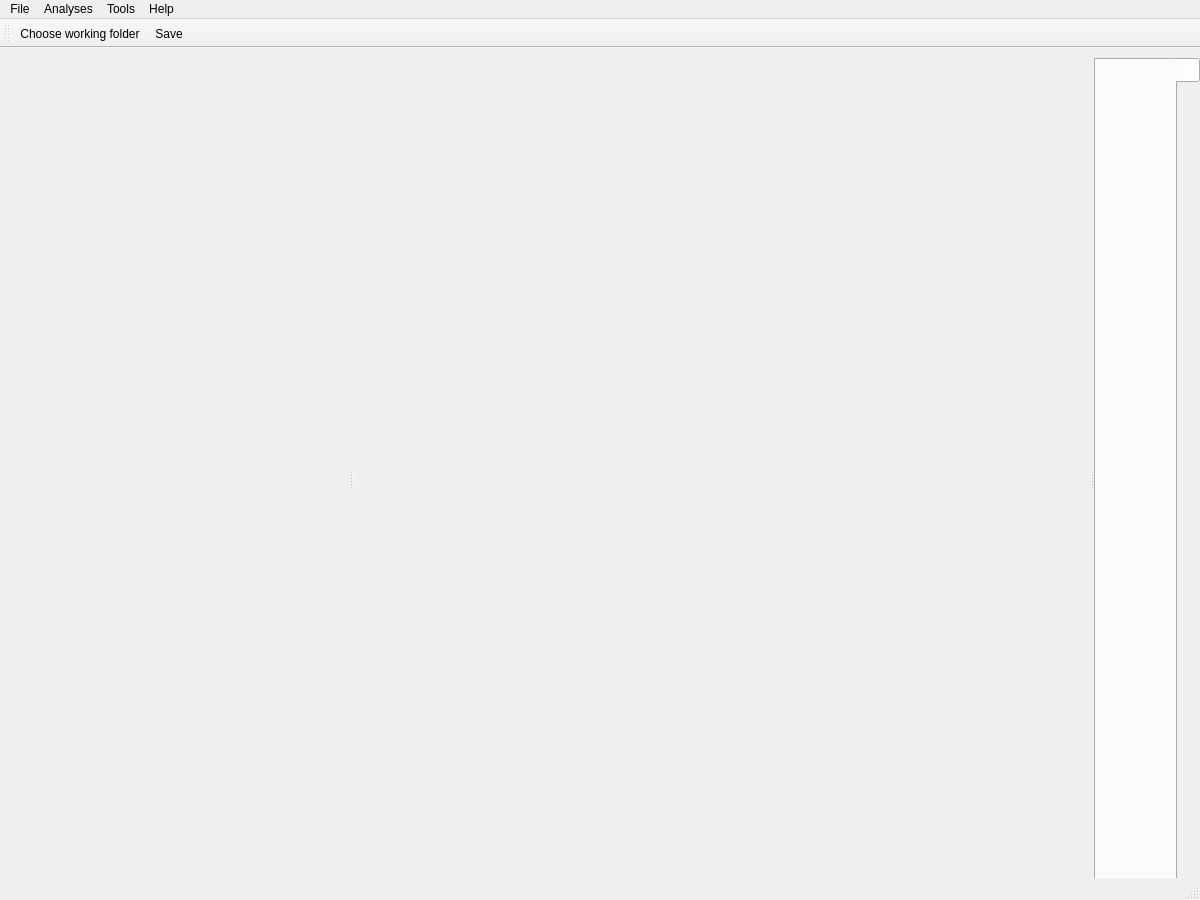
The window that gui/ecosongs.ui (Vin985/ecosongs) describes before a commit, drawn with Qt 5.
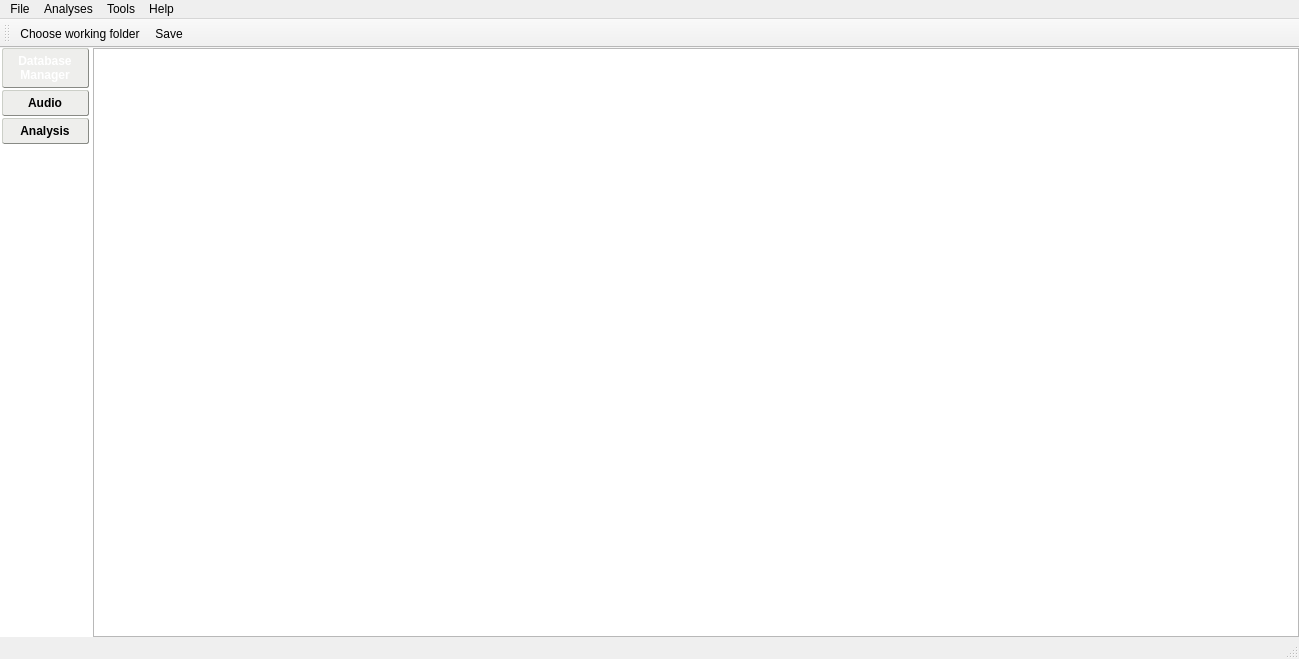
The same window after the commit. Icons and pictures are not drawn.

```diff
--- a/gui/ecosongs.ui
+++ b/gui/ecosongs.ui
@@ -6,109 +6,348 @@
    <rect>
     <x>0</x>
     <y>0</y>
-    <width>1200</width>
-    <height>900</height>
+    <width>1299</width>
+    <height>659</height>
    </rect>
   </property>
+  <property name="sizePolicy">
+   <sizepolicy hsizetype="Expanding" vsizetype="Expanding">
+    <horstretch>0</horstretch>
+    <verstretch>0</verstretch>
+   </sizepolicy>
+  </property>
   <property name="windowTitle">
    <string>MainWindow</string>
   </property>
   <widget class="QWidget" name="centralwidget">
-   <widget class="QSplitter" name="splitter">
-    <property name="geometry">
-     <rect>
-      <x>-20</x>
-      <y>10</y>
-      <width>1221</width>
-      <height>841</height>
-     </rect>
+   <property name="sizePolicy">
+    <sizepolicy hsizetype="Preferred" vsizetype="Preferred">
+     <horstretch>0</horstretch>
+     <verstretch>0</verstretch>
+    </sizepolicy>
+   </property>
+   <property name="autoFillBackground">
+    <bool>true</bool>
+   </property>
+   <layout class="QHBoxLayout" name="horizontalLayout">
+    <property name="spacing">
+     <number>0</number>
     </property>
-    <property name="orientation">
-     <enum>Qt::Horizontal</enum>
+    <property name="leftMargin">
+     <number>0</number>
     </property>
-    <widget class="QWidget" name="left_panel" native="true">
-     <property name="sizePolicy">
-      <sizepolicy hsizetype="Preferred" vsizetype="Preferred">
-       <horstretch>1</horstretch>
-       <verstretch>0</verstretch>
-      </sizepolicy>
-     </property>
-    </widget>
-    <widget class="QWidget" name="center_panel" native="true">
-     <property name="sizePolicy">
-      <sizepolicy hsizetype="Preferred" vsizetype="Preferred">
-       <horstretch>2</horstretch>
-       <verstretch>0</verstretch>
-      </sizepolicy>
-     </property>
-    </widget>
-    <widget class="QTabWidget" name="right_panel">
-     <property name="sizePolicy">
-      <sizepolicy hsizetype="Preferred" vsizetype="Preferred">
-       <horstretch>1</horstretch>
-       <verstretch>0</verstretch>
-      </sizepolicy>
-     </property>
-     <property name="toolTip">
-      <string>&lt;html&gt;&lt;head/&gt;&lt;body&gt;&lt;p&gt;Action bar&lt;/p&gt;&lt;/body&gt;&lt;/html&gt;</string>
-     </property>
-     <property name="tabPosition">
-      <enum>QTabWidget::East</enum>
-     </property>
-     <widget class="QWidget" name="right_panelPage1" native="true">
-      <attribute name="title">
-       <string/>
-      </attribute>
+    <property name="topMargin">
+     <number>0</number>
+    </property>
+    <property name="rightMargin">
+     <number>0</number>
+    </property>
+    <property name="bottomMargin">
+     <number>0</number>
+    </property>
+    <item>
+     <widget class="QListWidget" name="sidebar">
+      <property name="enabled">
+       <bool>true</bool>
+      </property>
+      <property name="sizePolicy">
+       <sizepolicy hsizetype="Maximum" vsizetype="Expanding">
+        <horstretch>0</horstretch>
+        <verstretch>0</verstretch>
+       </sizepolicy>
+      </property>
+      <property name="maximumSize">
+       <size>
+        <width>93</width>
+        <height>16777215</height>
+       </size>
+      </property>
+      <property name="font">
+       <font>
+        <weight>75</weight>
+        <bold>true</bold>
+       </font>
+      </property>
+      <property name="autoFillBackground">
+       <bool>false</bool>
+      </property>
+      <property name="styleSheet">
+       <string notr="true">QListView{
+  	show-decoration-selected: 1; 
+	outline:none;
+}
+QListView::item {
+	border: 1 outset rgb(136, 138, 133);
+	border-radius: 2;
+	background-color: rgb(238, 238, 236);
+	padding: 5 5 5 5;
+	margin:0 2 2 2;
+	width:75;
+/*background-color:blue;*/
+}
+
+
+QListView::item:selected:!active {
+    background: qlineargradient(x1: 0, y1: 0, x2: 0, y2: 1,
+                                stop: 0 #ABAFE5, stop: 1 #8588B2);
+}
+
+QListView::item:selected:active {
+    background: qlineargradient(x1: 0, y1: 0, x2: 0, y2: 1,
+                                stop: 0 #6a6ea9, stop: 1 #888dd9);
+	selection-background-color: green;
+}
+
+QListView::item:hover {
+    background: qlineargradient(x1: 0, y1: 0, x2: 0, y2: 1,
+                                stop: 0 #FAFBFE, stop: 1 #DCDEF1);
+}
+
+QListView::text:selected {
+    border:none;
+}</string>
+      </property>
+      <property name="frameShape">
+       <enum>QFrame::NoFrame</enum>
+      </property>
+      <property name="lineWidth">
+       <number>0</number>
+      </property>
+      <property name="horizontalScrollBarPolicy">
+       <enum>Qt::ScrollBarAlwaysOff</enum>
+      </property>
+      <property name="sizeAdjustPolicy">
+       <enum>QAbstractScrollArea::AdjustToContents</enum>
+      </property>
+      <property name="showDropIndicator" stdset="0">
+       <bool>false</bool>
+      </property>
+      <property name="selectionBehavior">
+       <enum>QAbstractItemView::SelectRows</enum>
+      </property>
+      <property name="iconSize">
+       <size>
+        <width>48</width>
+        <height>48</height>
+       </size>
+      </property>
+      <property name="flow">
+       <enum>QListView::TopToBottom</enum>
+      </property>
+      <property name="viewMode">
+       <enum>QListView::IconMode</enum>
+      </property>
+      <property name="wordWrap">
+       <bool>true</bool>
+      </property>
+      <property name="currentRow">
+       <number>0</number>
+      </property>
+      <item>
+       <property name="text">
+        <string>Database Manager</string>
+       </property>
+       <property name="font">
+        <font>
+         <weight>75</weight>
+         <bold>true</bold>
+        </font>
+       </property>
+       <property name="textAlignment">
+        <set>AlignCenter</set>
+       </property>
+       <property name="icon">
+        <iconset resource="ecosongs.qrc">
+         <normaloff>:/tango/db_manager</normaloff>:/tango/db_manager</iconset>
+       </property>
+       <property name="flags">
+        <set>ItemIsSelectable|ItemIsEnabled</set>
+       </property>
+      </item>
+      <item>
+       <property name="text">
+        <string>Audio</string>
+       </property>
+       <property name="font">
+        <font>
+         <weight>75</weight>
+         <bold>true</bold>
+        </font>
+       </property>
+       <property name="textAlignment">
+        <set>AlignCenter</set>
+       </property>
+       <property name="icon">
+        <iconset resource="ecosongs.qrc">
+         <normaloff>:/tango/audio</normaloff>:/tango/audio</iconset>
+       </property>
+       <property name="flags">
+        <set>ItemIsSelectable|ItemIsEnabled</set>
+       </property>
+      </item>
+      <item>
+       <property name="text">
+        <string>Analysis</string>
+       </property>
+       <property name="font">
+        <font>
+         <weight>75</weight>
+         <bold>true</bold>
+        </font>
+       </property>
+       <property name="textAlignment">
+        <set>AlignCenter</set>
+       </property>
+       <property name="icon">
+        <iconset resource="ecosongs.qrc">
+         <normaloff>:/tango/analysis</normaloff>:/tango/analysis</iconset>
+       </property>
+      </item>
      </widget>
-    </widget>
-   </widget>
+    </item>
+    <item>
+     <widget class="QStackedWidget" name="pages">
+      <property name="sizePolicy">
+       <sizepolicy hsizetype="Preferred" vsizetype="Preferred">
+        <horstretch>6</horstretch>
+        <verstretch>0</verstretch>
+       </sizepolicy>
+      </property>
+      <property name="autoFillBackground">
+       <bool>false</bool>
+      </property>
+      <property name="styleSheet">
+       <string notr="true">QListView{
+  	show-decoration-selected: 1; 
+	outline:none;
+}
+QListView::item {
+	border: 1 outset rgb(136, 138, 133);
+	border-radius: 2;
+	background-color: rgb(238, 238, 236);
+	padding: 5 5 5 5;
+	margin:0 2 2 2;
+	width:75;
+/*background-color:blue;*/
+}
+
+
+QListView::item:selected:!active {
+    background: qlineargradient(x1: 0, y1: 0, x2: 0, y2: 1,
+                                stop: 0 #ABAFE5, stop: 1 #8588B2);
+}
+
+QListView::item:selected:active {
+    background: qlineargradient(x1: 0, y1: 0, x2: 0, y2: 1,
+                                stop: 0 #6a6ea9, stop: 1 #888dd9);
+	selection-background-color: green;
+}
+
+QListView::item:hover {
+    background: qlineargradient(x1: 0, y1: 0, x2: 0, y2: 1,
+                                stop: 0 #FAFBFE, stop: 1 #DCDEF1);
+}
+
+QListView::text:selected {
+    border:none;
+}</string>
+      </property>
+      <property name="currentIndex">
+       <number>0</number>
+      </property>
+      <widget class="QWidget" name="db_page">
+       <property name="autoFillBackground">
+        <bool>true</bool>
+       </property>
+       <layout class="QHBoxLayout" name="horizontalLayout_2">
+        <property name="leftMargin">
+         <number>0</number>
+        </property>
+        <property name="topMargin">
+         <number>0</number>
+        </property>
+        <property name="rightMargin">
+         <number>0</number>
+        </property>
+        <property name="bottomMargin">
+         <number>0</number>
+        </property>
+        <item>
+         <widget class="QTableWidget" name="table">
+          <property name="minimumSize">
+           <size>
+            <width>90</width>
+            <height>0</height>
+           </size>
+          </property>
+          <property name="sizeAdjustPolicy">
+           <enum>QAbstractScrollArea::AdjustIgnored</enum>
+          </property>
+         </widget>
+        </item>
+       </layout>
+      </widget>
+      <widget class="QWidget" name="audio_page">
+       <layout class="QHBoxLayout" name="horizontalLayout_3">
+        <item>
+         <widget class="QPushButton" name="pushButton">
+          <property name="text">
+           <string>PushButton</string>
+          </property>
+         </widget>
+        </item>
+       </layout>
+      </widget>
+     </widget>
+    </item>
+   </layout>
   </widget>
   <widget class="QMenuBar" name="menubar">
    <property name="geometry">
     <rect>
      <x>0</x>
      <y>0</y>
-     <width>1200</width>
+     <width>1299</width>
      <height>23</height>
     </rect>
    </property>
-   <widget class="QMenu" name="menuFile">
+   <widget class="QMenu" name="mFile">
     <property name="title">
      <string>File</string>
     </property>
-    <addaction name="actionChoose_working_folder"/>
-    <addaction name="actionOpen_File_s"/>
-    <addaction name="actionSave"/>
+    <addaction name="aSetwd"/>
+    <addaction name="aOpen"/>
+    <addaction name="aSave"/>
     <addaction name="separator"/>
-    <addaction name="actionOpen_database"/>
-    <addaction name="actionSave_database"/>
-    <addaction name="actionExport_database"/>
+    <addaction name="aOpen_db"/>
+    <addaction name="aSave_db"/>
+    <addaction name="aExport_db"/>
     <addaction name="separator"/>
-    <addaction name="actionExit"/>
+    <addaction name="aExit"/>
    </widget>
-   <widget class="QMenu" name="menuHelp">
+   <widget class="QMenu" name="mHelp">
     <property name="title">
      <string>Help</string>
     </property>
-    <addaction name="actionHelp"/>
+    <addaction name="aHelp"/>
     <addaction name="separator"/>
-    <addaction name="actionAbout"/>
+    <addaction name="aAbout"/>
    </widget>
-   <widget class="QMenu" name="menuTools">
+   <widget class="QMenu" name="mTools">
     <property name="title">
      <string>Tools</string>
     </property>
-    <addaction name="actionConvert_to_wac"/>
+    <addaction name="wac2wav"/>
    </widget>
-   <widget class="QMenu" name="menuAnalyses">
+   <widget class="QMenu" name="mAnalyses">
     <property name="title">
      <string>Analyses</string>
     </property>
    </widget>
-   <addaction name="menuFile"/>
-   <addaction name="menuAnalyses"/>
-   <addaction name="menuTools"/>
-   <addaction name="menuHelp"/>
+   <addaction name="mFile"/>
+   <addaction name="mAnalyses"/>
+   <addaction name="mTools"/>
+   <addaction name="mHelp"/>
   </widget>
   <widget class="QStatusBar" name="statusbar"/>
   <widget class="QToolBar" name="toolBar">
@@ -119,35 +358,35 @@
     <enum>TopToolBarArea</enum>
    </attribute>
    <attribute name="toolBarBreak">
-    <bool>true</bool>
+    <bool>false</bool>
    </attribute>
-   <addaction name="actionChoose_working_folder"/>
-   <addaction name="actionSave"/>
+   <addaction name="aSetwd"/>
+   <addaction name="aSave"/>
   </widget>
-  <action name="actionAbout">
+  <action name="aAbout">
    <property name="text">
     <string>About</string>
    </property>
   </action>
-  <action name="actionHelp">
+  <action name="aHelp">
    <property name="text">
     <string>Help</string>
    </property>
   </action>
-  <action name="actionOpen_File_s">
+  <action name="aOpen">
    <property name="text">
     <string>Open File(s)</string>
    </property>
   </action>
-  <action name="actionExit">
+  <action name="aExit">
    <property name="text">
     <string>Exit</string>
    </property>
   </action>
-  <action name="actionSave">
+  <action name="aSave">
    <property name="icon">
-    <iconset>
-     <normaloff>../../../../../../mnt/win/UMoncton/Doctorat/dev/ecosongs/resources/fontawesome-free-5.1.0-desktop/svgs/solid/save.svg</normaloff>../../../../../../mnt/win/UMoncton/Doctorat/dev/ecosongs/resources/fontawesome-free-5.1.0-desktop/svgs/solid/save.svg</iconset>
+    <iconset resource="ecosongs.qrc">
+     <normaloff>:/tango/document-save</normaloff>:/tango/document-save</iconset>
    </property>
    <property name="text">
     <string>Save</string>
@@ -156,31 +395,31 @@
     <string>Ctrl+S</string>
    </property>
   </action>
-  <action name="actionConvert_to_wac">
+  <action name="wac2wav">
    <property name="text">
     <string>Convert WAC files</string>
    </property>
   </action>
-  <action name="actionChoose_working_folder">
+  <action name="aSetwd">
    <property name="icon">
-    <iconset>
-     <normaloff>../../../../../../mnt/win/UMoncton/Doctorat/dev/ecosongs/resources/fontawesome-free-5.1.0-desktop/svgs/solid/folder.svg</normaloff>../../../../../../mnt/win/UMoncton/Doctorat/dev/ecosongs/resources/fontawesome-free-5.1.0-desktop/svgs/solid/folder.svg</iconset>
+    <iconset resource="ecosongs.qrc">
+     <normaloff>:/tango/document-open</normaloff>:/tango/document-open</iconset>
    </property>
    <property name="text">
     <string>Choose working folder</string>
    </property>
   </action>
-  <action name="actionOpen_database">
+  <action name="aOpen_db">
    <property name="text">
     <string>Load database</string>
    </property>
   </action>
-  <action name="actionSave_database">
+  <action name="aSave_db">
    <property name="text">
     <string>Save database</string>
    </property>
   </action>
-  <action name="actionExport_database">
+  <action name="aExport_db">
    <property name="text">
     <string>Export database</string>
    </property>
```
Left out of the diff: 4 changed lines with no effect on the pictures.
